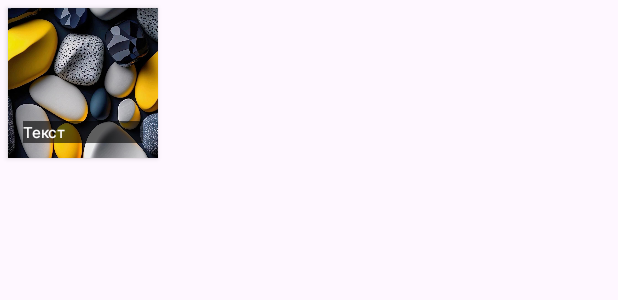
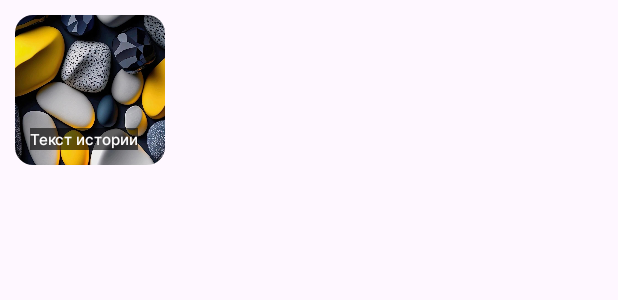
Before and after one commit to Aslan4242/android-platform, an Android app: the layout item_dashboard_story.xml on its own in the app's theme, with its tools: preview values and no code run, on a phone screen of 412 x 824 dp. Shown: the top 300 px of the screen. Run offline under Robolectric (Android 15) with nearby library versions, the phone set to English and light mode, and no system bars.

Commit message:
добавлены рамки для историй

```diff
--- a/app/src/main/java/com/example/androidplatform/di/ViewModelModule.kt
+++ b/app/src/main/java/com/example/androidplatform/di/ViewModelModule.kt
@@ -11,7 +11,7 @@ import com.example.androidplatform.presentation.personal_account.viewmodel.Perso
 import com.example.androidplatform.presentation.personal_data_by_card_ordering.viewmodel.PersonalDataByCardOrderingViewModel
 import com.example.androidplatform.presentation.registration.RegistrationViewModel
 import com.example.androidplatform.presentation.restoration_password.RestorePasswordViewModel
-import com.example.androidplatform.presentation.stories.viewmodel.StoriesViewModel
+import com.example.androidplatform.presentation.stories.viewmodel.SingleStoryViewModel
 import org.koin.android.ext.koin.androidContext
 import org.koin.androidx.viewmodel.dsl.viewModel
 import org.koin.dsl.module
@@ -84,7 +84,7 @@ val viewModelModule = module {
     }
 
     viewModel {
-        StoriesViewModel(
+        SingleStoryViewModel(
             storiesInteractor = get()
         )
     }
--- a/app/src/main/java/com/example/androidplatform/domain/RepositoryStories.kt
+++ b/app/src/main/java/com/example/androidplatform/domain/RepositoryStories.kt
@@ -7,4 +7,6 @@ import kotlinx.coroutines.flow.Flow
 interface RepositoryStories {
     suspend fun getStories(): Flow<SearchResultData<List<Story>>>
     suspend fun getStoryById(storyId: Int): Flow<SearchResultData<Story>>
+    fun getUnviewedStories(): List<Int>
+    fun setStoryViewed(storyId: Int)
 }
--- a/app/src/main/java/com/example/androidplatform/domain/api/StoriesInteractor.kt
+++ b/app/src/main/java/com/example/androidplatform/domain/api/StoriesInteractor.kt
@@ -7,4 +7,6 @@ import kotlinx.coroutines.flow.Flow
 interface StoriesInteractor {
     suspend fun getStories(): Flow<SearchResultData<List<Story>>>
     suspend fun getStoryById(storyId: Int): Flow<SearchResultData<Story>>
+    fun getUnviewedStories(): List<Int>
+    fun setStoryViewed(storyId: Int)
 }
--- a/app/src/main/java/com/example/androidplatform/presentation/dashboard/viewmodel/DashBoardViewModel.kt
+++ b/app/src/main/java/com/example/androidplatform/presentation/dashboard/viewmodel/DashBoardViewModel.kt
@@ -69,4 +69,6 @@ class DashBoardViewModel(
             }
         }
     }
+
+    fun getUnviewedStories() = storiesInteractor.getUnviewedStories()
 }
--- a/app/src/main/res/layout/fragment_single_story.xml
+++ b/app/src/main/res/layout/fragment_single_story.xml
@@ -33,7 +33,7 @@
 
     <TextView
         android:id="@+id/tv_description"
-        android:layout_width="match_parent"
+        android:layout_width="wrap_content"
         android:layout_height="wrap_content"
         android:textSize="@dimen/text_size_16"
         android:textColor="@color/white"
@@ -41,7 +41,6 @@
         android:fontFamily="@font/inter_medium"
         android:layout_alignBottom="@id/iv_background"
         android:layout_alignStart="@id/iv_background"
-        android:layout_alignEnd="@id/iv_background"
         android:layout_margin="@dimen/_24dp"
         tools:text="Текст Текст Текст"/>
 
--- a/app/src/main/res/layout/item_dashboard_story.xml
+++ b/app/src/main/res/layout/item_dashboard_story.xml
@@ -3,11 +3,12 @@
     xmlns:app="http://schemas.android.com/apk/res-auto"
     xmlns:tools="http://schemas.android.com/tools"
     android:id="@+id/story_card"
-    android:layout_width="wrap_content"
-    android:layout_height="wrap_content"
+    android:layout_width="@dimen/_100dp"
+    android:layout_height="@dimen/_100dp"
     android:elevation="@dimen/_4dp"
-    android:layout_margin="@dimen/_5dp"
-    app:cardCornerRadius="@dimen/_0dp">
+    android:layout_margin="@dimen/_10dp"
+    app:cardElevation="@dimen/_0dp"
+    app:cardCornerRadius="@dimen/_12dp">
 
     <RelativeLayout
         android:layout_width="match_parent"
@@ -22,16 +23,15 @@
 
         <TextView
             android:id="@+id/story_label"
-            android:layout_width="@dimen/_0dp"
+            android:layout_width="wrap_content"
             android:layout_height="wrap_content"
-            android:layout_alignStart="@id/story_drawable"
-            android:layout_alignBottom="@id/story_drawable"
-            android:layout_alignEnd="@id/story_drawable"
-            android:layout_margin="@dimen/_10dp"
             android:textSize="@dimen/text_size_10"
             android:textColor="@color/white"
             android:background="@color/overlay_color"
             android:fontFamily="@font/inter_medium"
-            tools:text="Текст" />
+            android:layout_alignBottom="@id/story_drawable"
+            android:layout_alignStart="@id/story_drawable"
+            android:layout_margin="@dimen/_10dp"
+            tools:text="Текст истории"/>
     </RelativeLayout>
 </androidx.cardview.widget.CardView>
--- a/app/src/main/res/values/dimens.xml
+++ b/app/src/main/res/values/dimens.xml
@@ -7,6 +7,7 @@
     <dimen name="_0dp">0dp</dimen>
     <dimen name="_4dp">4dp</dimen>
     <dimen name="_5dp">5dp</dimen>
+    <dimen name="_8dp">8dp</dimen>
     <dimen name="_10dp">10dp</dimen>
     <dimen name="_12dp">12dp</dimen>
     <dimen name="_13dp">13dp</dimen>
```
Also changed, not shown: app/src/main/java/com/example/androidplatform/data/network/stories/RepositoryStoriesImpl.kt (+7 -0 lines), app/src/main/java/com/example/androidplatform/domain/impl/stories/StoriesInteractorImpl.kt (+6 -0 lines), app/src/main/java/com/example/androidplatform/presentation/stories/models/SingleStoryScreenState.kt (added, +12 -0 lines), app/src/main/java/com/example/androidplatform/presentation/stories/models/StoriesScreenState.kt (deleted, +0 -12 lines), app/src/main/java/com/example/androidplatform/presentation/stories/viewmodel/SingleStoryViewModel.kt (renamed from app/src/main/java/com/example/androidplatform/presentation/stories/viewmodel/StoriesViewModel.kt, +10 -8 lines), app/src/main/java/com/example/androidplatform/ui/dashboard/DashboardFragment.kt (+43 -0 lines), app/src/main/java/com/example/androidplatform/ui/stories/SingleStoryFragment.kt (+7 -5 lines).
